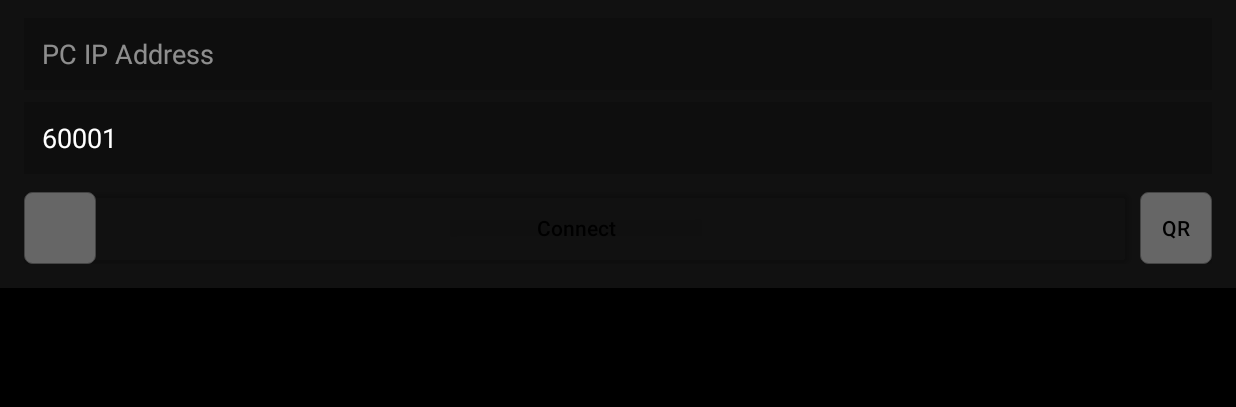
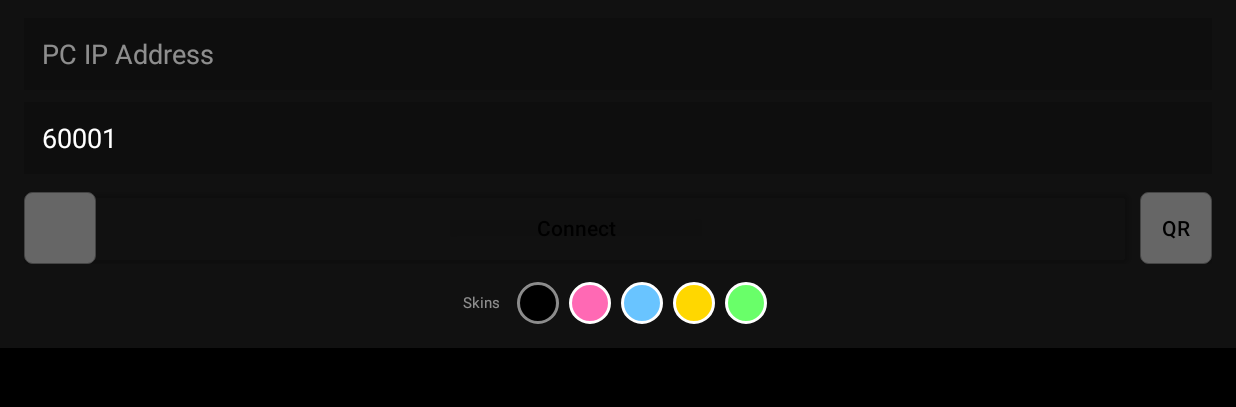
Before and after one commit to belgatitamiau/android-gamepad-linux, an Android app: the screen it shows after launch (MainActivity), on a phone screen of 824 x 412 dp (held sideways), the part 68-475 px from its top. Run offline under Robolectric (Android 15) with nearby library versions, the light colour scheme and no system bars; 10 statements that could not run were skipped.

Commit message:
Fix: add theme circles in both panels, fix log visibility defaults

```diff
--- a/android/app/src/main/java/com/gamepadbridge/MainActivity.kt
+++ b/android/app/src/main/java/com/gamepadbridge/MainActivity.kt
@@ -51,12 +51,18 @@ class MainActivity : AppCompatActivity(), InputManager.InputDeviceListener {
     private lateinit var settingsPanel: View
     private lateinit var swScreenOff: Switch
 
-    // Theme views
+    // Theme views (connect panel)
     private lateinit var themeBlack: View
     private lateinit var themePink: View
     private lateinit var themeBlue: View
     private lateinit var themeYellow: View
     private lateinit var themeGreen: View
+    // Theme views (settings panel)
+    private lateinit var themeBlackS: View
+    private lateinit var themePinkS: View
+    private lateinit var themeBlueS: View
+    private lateinit var themeYellowS: View
+    private lateinit var themeGreenS: View
     private val allThemeViews = mutableListOf<View>()
 
     private var service: GamepadBridgeService? = null
@@ -146,7 +152,13 @@ class MainActivity : AppCompatActivity(), InputManager.InputDeviceListener {
         themeBlue = findViewById(R.id.themeBlue)
         themeYellow = findViewById(R.id.themeYellow)
         themeGreen = findViewById(R.id.themeGreen)
-        allThemeViews.addAll(listOf(themeBlack, themePink, themeBlue, themeYellow, themeGreen))
+        themeBlackS = findViewById(R.id.themeBlackS)
+        themePinkS = findViewById(R.id.themePinkS)
+        themeBlueS = findViewById(R.id.themeBlueS)
+        themeYellowS = findViewById(R.id.themeYellowS)
+        themeGreenS = findViewById(R.id.themeGreenS)
+        allThemeViews.addAll(listOf(themeBlack, themePink, themeBlue, themeYellow, themeGreen,
+            themeBlackS, themePinkS, themeBlueS, themeYellowS, themeGreenS))
 
         window.addFlags(WindowManager.LayoutParams.FLAG_KEEP_SCREEN_ON)
 
@@ -166,6 +178,11 @@ class MainActivity : AppCompatActivity(), InputManager.InputDeviceListener {
         themeBlue.setOnClickListener { selectTheme(2) }
         themeYellow.setOnClickListener { selectTheme(3) }
         themeGreen.setOnClickListener { selectTheme(4) }
+        themeBlackS.setOnClickListener { selectTheme(0) }
+        themePinkS.setOnClickListener { selectTheme(1) }
+        themeBlueS.setOnClickListener { selectTheme(2) }
+        themeYellowS.setOnClickListener { selectTheme(3) }
+        themeGreenS.setOnClickListener { selectTheme(4) }
 
         btnConnect.setOnClickListener { doConnect() }
         btnDisconnect.setOnClickListener { doDisconnect() }
@@ -254,9 +271,10 @@ class MainActivity : AppCompatActivity(), InputManager.InputDeviceListener {
         tvPlayerNumber.setTextColor(t.accent)
 
         allThemeViews.forEachIndexed { i, v ->
+            val themeIdx = i % 5
             val bg = v.background?.mutate()
             if (bg is GradientDrawable) {
-                bg.setStroke(if (i == currentTheme) 3 else 2, if (i == currentTheme) 0xFFFFFFFF.toInt() else t.text2)
+                bg.setStroke(if (themeIdx == currentTheme) 3 else 2, if (themeIdx == currentTheme) 0xFFFFFFFF.toInt() else t.text2)
             }
         }
     }
@@ -289,7 +307,7 @@ class MainActivity : AppCompatActivity(), InputManager.InputDeviceListener {
                 connectPanel.visibility = View.VISIBLE
             }
             applyTheme()
-            if (logVisible) tvLog.visibility = View.VISIBLE
+            tvLog.visibility = if (logVisible) View.VISIBLE else View.GONE
         }
     }
 
@@ -329,6 +347,9 @@ class MainActivity : AppCompatActivity(), InputManager.InputDeviceListener {
         pendingConnect = null
         screenOff = false
         swScreenOff.isChecked = false
+        logVisible = false
+        tvLog.visibility = View.GONE
+        btnToggleLog.text = "Log"
         if (bound) {
             service?.disconnect()
             unbindService(connection)
@@ -372,6 +393,8 @@ class MainActivity : AppCompatActivity(), InputManager.InputDeviceListener {
         connectPanel.visibility = if (isConnected) View.GONE else View.VISIBLE
         connectedPanel.visibility = if (isConnected) View.VISIBLE else View.GONE
         settingsPanel.visibility = if (isConnected) View.VISIBLE else View.GONE
+
+        tvLog.visibility = if (isConnected && logVisible) View.VISIBLE else View.GONE
 
         if (isConnected) {
             val mgr = srv?.gamepadManager
--- a/android/app/src/main/res/layout/activity_main.xml
+++ b/android/app/src/main/res/layout/activity_main.xml
@@ -67,6 +67,61 @@
                 android:text="QR"
                 android:layout_marginStart="8dp"/>
         </LinearLayout>
+        <!-- Theme/skin selector in connect panel -->
+        <LinearLayout
+            android:orientation="horizontal"
+            android:layout_width="match_parent"
+            android:layout_height="wrap_content"
+            android:gravity="center"
+            android:layout_marginTop="12dp">
+            <TextView
+                android:textSize="10sp"
+                android:textColor="#88ffffff"
+                android:layout_width="wrap_content"
+                android:layout_height="wrap_content"
+                android:text="Skins"
+                android:layout_marginEnd="8dp"/>
+            <View
+                android:id="@+id/themeBlack"
+                android:layout_width="28dp"
+                android:layout_height="28dp"
+                android:background="@drawable/circle_black"
+                android:layout_marginHorizontal="3dp"
+                android:clickable="true"
+                android:focusable="true"/>
+            <View
+                android:id="@+id/themePink"
+                android:layout_width="28dp"
+                android:layout_height="28dp"
+                android:background="@drawable/circle_pink"
+                android:layout_marginHorizontal="3dp"
+                android:clickable="true"
+                android:focusable="true"/>
+            <View
+                android:id="@+id/themeBlue"
+                android:layout_width="28dp"
+                android:layout_height="28dp"
+                android:background="@drawable/circle_blue"
+                android:layout_marginHorizontal="3dp"
+                android:clickable="true"
+                android:focusable="true"/>
+            <View
+                android:id="@+id/themeYellow"
+                android:layout_width="28dp"
+                android:layout_height="28dp"
+                android:background="@drawable/circle_yellow"
+                android:layout_marginHorizontal="3dp"
+                android:clickable="true"
+                android:focusable="true"/>
+            <View
+                android:id="@+id/themeGreen"
+                android:layout_width="28dp"
+                android:layout_height="28dp"
+                android:background="@drawable/circle_green"
+                android:layout_marginHorizontal="3dp"
+                android:clickable="true"
+                android:focusable="true"/>
+        </LinearLayout>
     </LinearLayout>
 
     <!-- PLAYER X centered full-screen (shown when connected) -->
@@ -134,7 +189,7 @@
         app:layout_constraintBottom_toBottomOf="parent"
         app:layout_constraintEnd_toEndOf="parent"
         app:layout_constraintStart_toStartOf="parent">
-        <!-- Theme/skin selector -->
+        <!-- Theme/skin selector in settings panel -->
         <LinearLayout
             android:orientation="horizontal"
             android:layout_width="match_parent"
@@ -149,7 +204,7 @@
                 android:text="Skins"
                 android:layout_marginEnd="8dp"/>
             <View
-                android:id="@+id/themeBlack"
+                android:id="@+id/themeBlackS"
                 android:layout_width="28dp"
                 android:layout_height="28dp"
                 android:background="@drawable/circle_black"
```
